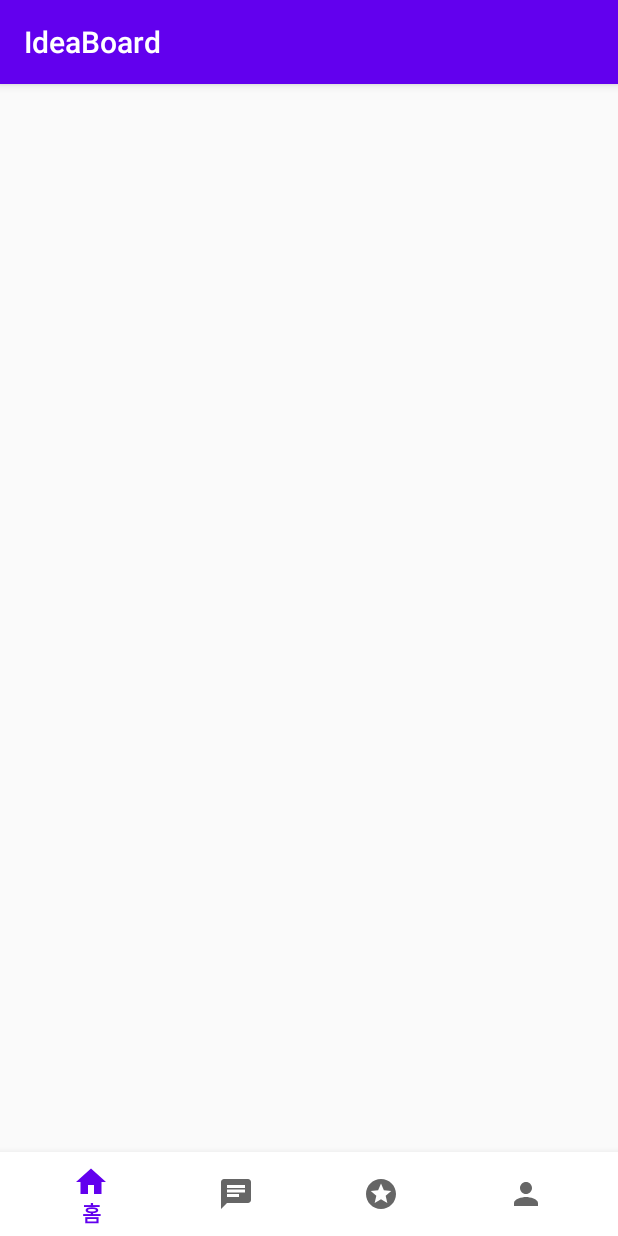
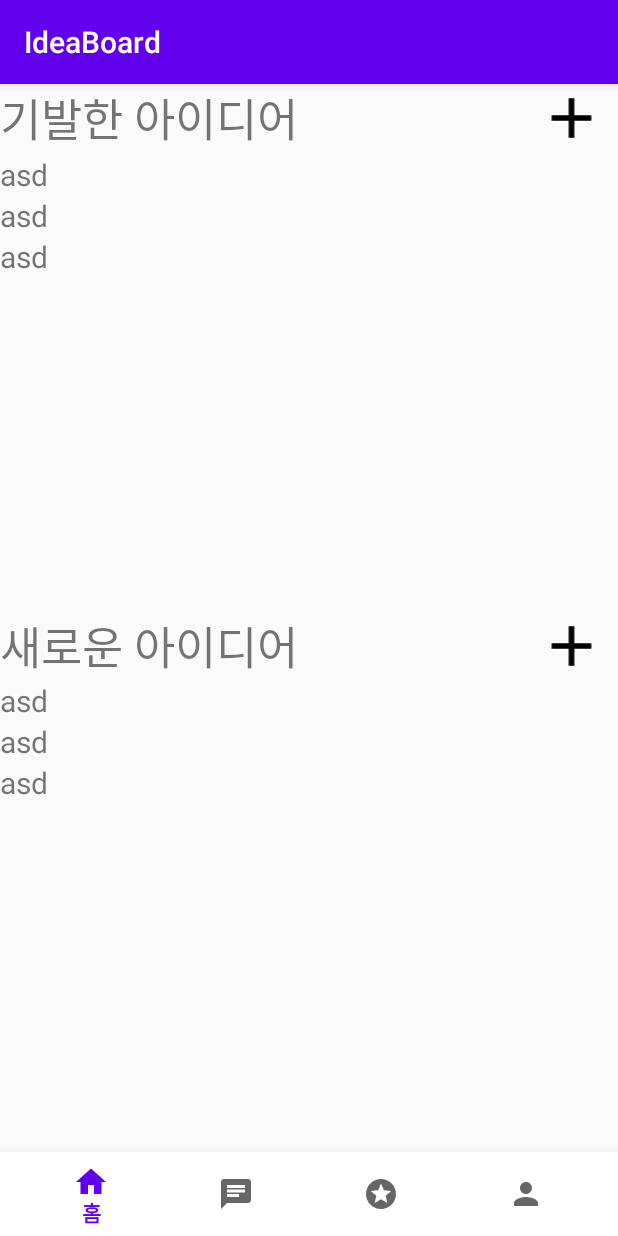
Before and after one commit to tmsgod2/IdeaBoard, an Android app: the screen it shows after launch (MainActivity), on a phone screen of 412 x 824 dp. Run offline under Robolectric (Android 15) with nearby library versions, the phone set to English and light mode, and no system bars.

Commit message:
프래그먼트 뼈대 완성

```diff
--- a/app/build.gradle
+++ b/app/build.gradle
@@ -28,6 +28,7 @@ dependencies {
 
     implementation 'androidx.appcompat:appcompat:1.1.0'
     implementation 'androidx.constraintlayout:constraintlayout:1.1.3'
+    implementation 'androidx.legacy:legacy-support-v4:1.0.0'
     testImplementation 'junit:junit:4.12'
     androidTestImplementation 'androidx.test.ext:junit:1.1.1'
     androidTestImplementation 'androidx.test.espresso:espresso-core:3.2.0'
--- /dev/null
+++ b/app/src/main/java/com/capstonewansook/ideaboard/ChatFragment.java
@@ -0,0 +1,21 @@
+package com.capstonewansook.ideaboard;
+
+import android.os.Bundle;
+import android.view.LayoutInflater;
+import android.view.View;
+import android.view.ViewGroup;
+
+import androidx.fragment.app.Fragment;
+
+
+
+public class ChatFragment extends Fragment {
+
+
+    @Override
+    public View onCreateView(LayoutInflater inflater, ViewGroup container,
+                             Bundle savedInstanceState) {
+        // Inflate the layout for this fragment
+        return inflater.inflate(R.layout.fragment_chat, container, false);
+    }
+}
--- /dev/null
+++ b/app/src/main/java/com/capstonewansook/ideaboard/HomeFragment.java
@@ -0,0 +1,20 @@
+package com.capstonewansook.ideaboard;
+
+import android.os.Bundle;
+import android.view.LayoutInflater;
+import android.view.View;
+import android.view.ViewGroup;
+
+import androidx.fragment.app.Fragment;
+
+
+
+public class HomeFragment extends Fragment {
+
+    @Override
+    public View onCreateView(LayoutInflater inflater, ViewGroup container,
+                             Bundle savedInstanceState) {
+        // Inflate the layout for this fragment
+        return inflater.inflate(R.layout.fragment_home, container, false);
+    }
+}
--- a/app/src/main/java/com/capstonewansook/ideaboard/MainActivity.java
+++ b/app/src/main/java/com/capstonewansook/ideaboard/MainActivity.java
@@ -1,14 +1,67 @@
 package com.capstonewansook.ideaboard;
 
 import android.os.Bundle;
+import android.view.MenuItem;
 
+import androidx.annotation.NonNull;
 import androidx.appcompat.app.AppCompatActivity;
+import androidx.fragment.app.FragmentManager;
+import androidx.fragment.app.FragmentTransaction;
+
+import com.google.android.material.bottomnavigation.BottomNavigationView;
 
 public class MainActivity extends AppCompatActivity {
+
+    private BottomNavigationView bottomNavigationView;
+    private FragmentManager fragmentManager;
+    private FragmentTransaction transaction;
+    private HomeFragment homeFragment;
+    private ChatFragment chatFragment;
+    private RankingFragment rankingFragment;
+    private ProfileFragment profileFragment;
 
     @Override
     protected void onCreate(Bundle savedInstanceState) {
         super.onCreate(savedInstanceState);
         setContentView(R.layout.activity_main);
+
+        fragmentManager = getSupportFragmentManager();
+
+        homeFragment = new HomeFragment();
+        chatFragment = new ChatFragment();
+        rankingFragment = new RankingFragment();
+        profileFragment = new ProfileFragment();
+
+        transaction = fragmentManager.beginTransaction();
+        transaction.replace(R.id.frameLayout, homeFragment).commitAllowingStateLoss();
+        // 바텀 버튼 설정
+        bottomNavigationView = (BottomNavigationView)findViewById(R.id.bottomNavigationView);
+        bottomNavigationView.setOnNavigationItemSelectedListener(new BottomNavigationView.OnNavigationItemSelectedListener() {
+            // 각 버튼을 누르면 해당 프레그먼트로 이동
+            @Override
+            public boolean onNavigationItemSelected(@NonNull MenuItem item) {
+                transaction = fragmentManager.beginTransaction();
+                switch(item.getItemId()){
+                    case R.id.home_menu:{
+                        transaction.replace(R.id.frameLayout, homeFragment).commitAllowingStateLoss();
+                        return true;
+                    }
+                    case R.id.chat_menu:{
+                        transaction.replace(R.id.frameLayout, chatFragment).commitAllowingStateLoss();
+                        return true;
+                    }
+                    case R.id.ranking_menu:{
+                        transaction.replace(R.id.frameLayout, rankingFragment).commitAllowingStateLoss();
+                        return true;
+                    }
+                    case R.id.profile_menu:{
+                        transaction.replace(R.id.frameLayout, profileFragment).commitAllowingStateLoss();
+                        return true;
+                    }
+                    default: return false;
+                }
+            }
+        });
     }
+
 }
--- /dev/null
+++ b/app/src/main/java/com/capstonewansook/ideaboard/RankingFragment.java
@@ -0,0 +1,20 @@
+package com.capstonewansook.ideaboard;
+
+import android.os.Bundle;
+import android.view.LayoutInflater;
+import android.view.View;
+import android.view.ViewGroup;
+
+import androidx.fragment.app.Fragment;
+
+
+public class RankingFragment extends Fragment {
+
+
+    @Override
+    public View onCreateView(LayoutInflater inflater, ViewGroup container,
+                             Bundle savedInstanceState) {
+        // Inflate the layout for this fragment
+        return inflater.inflate(R.layout.fragment_ranking, container, false);
+    }
+}
--- /dev/null
+++ b/app/src/main/res/drawable/ic_add_black.xml
@@ -0,0 +1,9 @@
+<vector xmlns:android="http://schemas.android.com/apk/res/android"
+        android:width="24dp"
+        android:height="24dp"
+        android:viewportWidth="24.0"
+        android:viewportHeight="24.0">
+    <path
+        android:fillColor="#FF000000"
+        android:pathData="M19,13h-6v6h-2v-6H5v-2h6V5h2v6h6v2z"/>
+</vector>
--- a/app/src/main/res/layout/activity_main.xml
+++ b/app/src/main/res/layout/activity_main.xml
@@ -7,7 +7,7 @@
     tools:context=".MainActivity">
 
     <com.google.android.material.bottomnavigation.BottomNavigationView
-        android:id="@+id/bottomNavigationView3"
+        android:id="@+id/bottomNavigationView"
         android:layout_width="match_parent"
         android:layout_height="wrap_content"
         android:background="@android:color/white"
@@ -22,7 +22,7 @@
         android:layout_width="0dp"
         android:layout_height="0dp"
         android:layout_marginBottom="8dp"
-        app:layout_constraintBottom_toTopOf="@+id/bottomNavigationView3"
+        app:layout_constraintBottom_toTopOf="@+id/bottomNavigationView"
         app:layout_constraintEnd_toEndOf="parent"
         app:layout_constraintStart_toStartOf="parent"
         app:layout_constraintTop_toTopOf="parent">
--- /dev/null
+++ b/app/src/main/res/layout/fragment_home.xml
@@ -0,0 +1,130 @@
+<?xml version="1.0" encoding="utf-8"?>
+<FrameLayout xmlns:android="http://schemas.android.com/apk/res/android"
+    xmlns:app="http://schemas.android.com/apk/res-auto"
+    xmlns:tools="http://schemas.android.com/tools"
+    android:layout_width="match_parent"
+    android:layout_height="match_parent"
+    tools:context=".ChatFragment">
+
+    <androidx.constraintlayout.widget.ConstraintLayout
+        android:layout_width="match_parent"
+        android:layout_height="match_parent">
+
+        <TextView
+            android:id="@+id/textView2"
+            android:layout_width="0dp"
+            android:layout_height="wrap_content"
+            android:text="기발한 아이디어"
+            android:textSize="30sp"
+            app:layout_constraintHorizontal_bias="0.0"
+            app:layout_constraintEnd_toStartOf="@+id/guideline3"
+            app:layout_constraintStart_toStartOf="parent"
+            app:layout_constraintTop_toTopOf="parent" />
+
+        <ImageView
+            android:id="@+id/imageView"
+            android:layout_width="0dp"
+            android:layout_height="0dp"
+            android:src="@drawable/ic_add_black"
+            app:layout_constraintBottom_toBottomOf="@+id/textView2"
+            app:layout_constraintEnd_toEndOf="parent"
+            app:layout_constraintStart_toEndOf="@+id/textView2"
+            app:layout_constraintTop_toTopOf="parent"
+            app:layout_constraintVertical_bias="1.0" />
+
+        <LinearLayout
+            android:layout_width="0dp"
+            android:layout_height="0dp"
+            android:layout_marginTop="1dp"
+            android:orientation="vertical"
+            app:layout_constraintBottom_toTopOf="@+id/guideline"
+            app:layout_constraintEnd_toEndOf="parent"
+            app:layout_constraintStart_toStartOf="parent"
+            app:layout_constraintTop_toBottomOf="@+id/textView2">
+            <TextView
+                android:layout_width="match_parent"
+                android:layout_height="wrap_content"
+                android:textSize="20sp"
+                android:text="asd"/>
+            <TextView
+                android:layout_width="match_parent"
+                android:layout_height="wrap_content"
+                android:textSize="20sp"
+                android:text="asd"/>
+            <TextView
+                android:layout_width="match_parent"
+                android:layout_height="wrap_content"
+                android:textSize="20sp"
+                android:text="asd"/>
+        </LinearLayout>
+
+        <TextView
+            android:id="@+id/textView3"
+            android:layout_width="0dp"
+            android:layout_height="wrap_content"
+            android:text="새로운 아이디어"
+            android:textSize="30sp"
+            app:layout_constraintEnd_toStartOf="@+id/guideline3"
+            app:layout_constraintHorizontal_bias="0.0"
+            app:layout_constraintStart_toStartOf="parent"
+            app:layout_constraintTop_toTopOf="@+id/guideline" />
+
+        <ImageView
+            android:id="@+id/imageView2"
+            android:layout_width="0dp"
+            android:layout_height="0dp"
+            android:src="@drawable/ic_add_black"
+            app:layout_constraintBottom_toTopOf="@+id/linearLayout"
+            app:layout_constraintEnd_toEndOf="parent"
+            app:layout_constraintStart_toEndOf="@+id/textView3"
+            app:layout_constraintTop_toTopOf="@+id/guideline"
+            app:layout_constraintVertical_bias="1.0" />
+
+        <LinearLayout
+            android:id="@+id/linearLayout"
+            android:layout_width="0dp"
+            android:layout_height="0dp"
+            android:orientation="vertical"
+            app:layout_constraintBottom_toBottomOf="parent"
+            app:layout_constraintEnd_toEndOf="parent"
+            app:layout_constraintStart_toStartOf="parent"
+            app:layout_constraintTop_toBottomOf="@+id/textView3">
+
+            <TextView
+                android:layout_width="match_parent"
+                android:layout_height="wrap_content"
+                android:textSize="20sp"
+                android:text="asd" />
+
+            <TextView
+                android:layout_width="match_parent"
+                android:layout_height="wrap_content"
+                android:textSize="20sp"
+                android:text="asd" />
+
+            <TextView
+                android:layout_width="match_parent"
+                android:layout_height="wrap_content"
+                android:textSize="20sp"
+                android:text="asd" />
+        </LinearLayout>
+
+        <androidx.constraintlayout.widget.Guideline
+            android:id="@+id/guideline"
+            android:layout_width="wrap_content"
+            android:layout_height="wrap_content"
+            android:orientation="horizontal"
+            app:layout_constraintGuide_percent="0.5" />
+
+
+
+        <androidx.constraintlayout.widget.Guideline
+            android:id="@+id/guideline3"
+            android:layout_width="wrap_content"
+            android:layout_height="wrap_content"
+            android:orientation="vertical"
+            app:layout_constraintGuide_percent="0.85" />
+
+
+    </androidx.constraintlayout.widget.ConstraintLayout>
+</FrameLayout>
--- a/app/src/main/res/values/strings.xml
+++ b/app/src/main/res/values/strings.xml
@@ -1,3 +1,5 @@
 <resources>
     <string name="app_name">IdeaBoard</string>
+
+    <string name="hello_blank_fragment">Hello blank fragment</string>
 </resources>
```
Also changed, not shown: app/src/main/java/com/capstonewansook/ideaboard/ProfileFragment.java (added, +30 -0 lines), app/src/main/res/layout/fragment_chat.xml (added, +55 -0 lines), app/src/main/res/layout/fragment_profile.xml (added, +72 -0 lines), app/src/main/res/layout/fragment_ranking.xml (added, +96 -0 lines).
